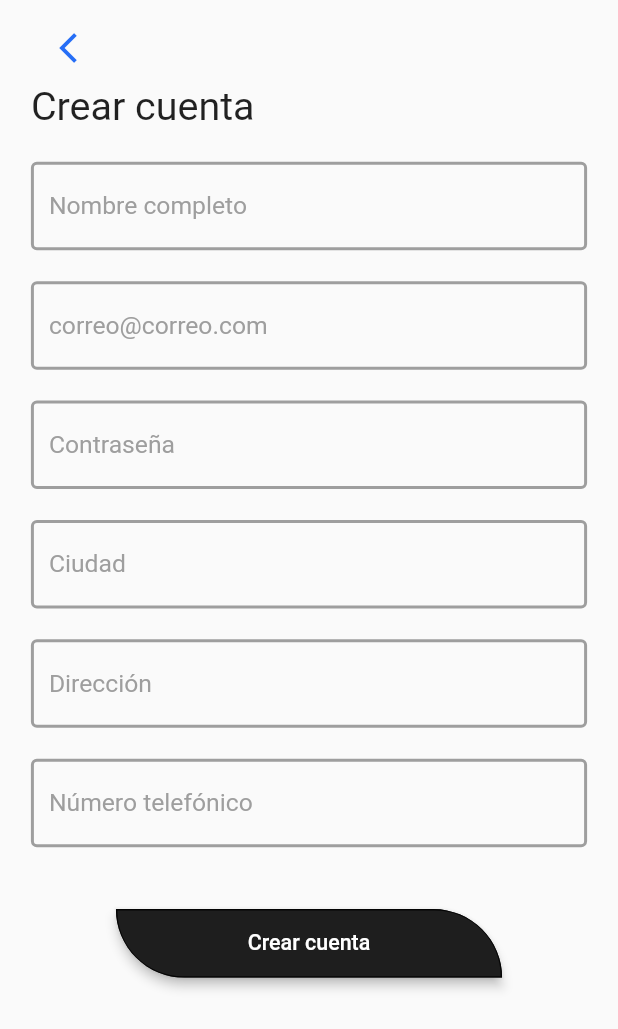
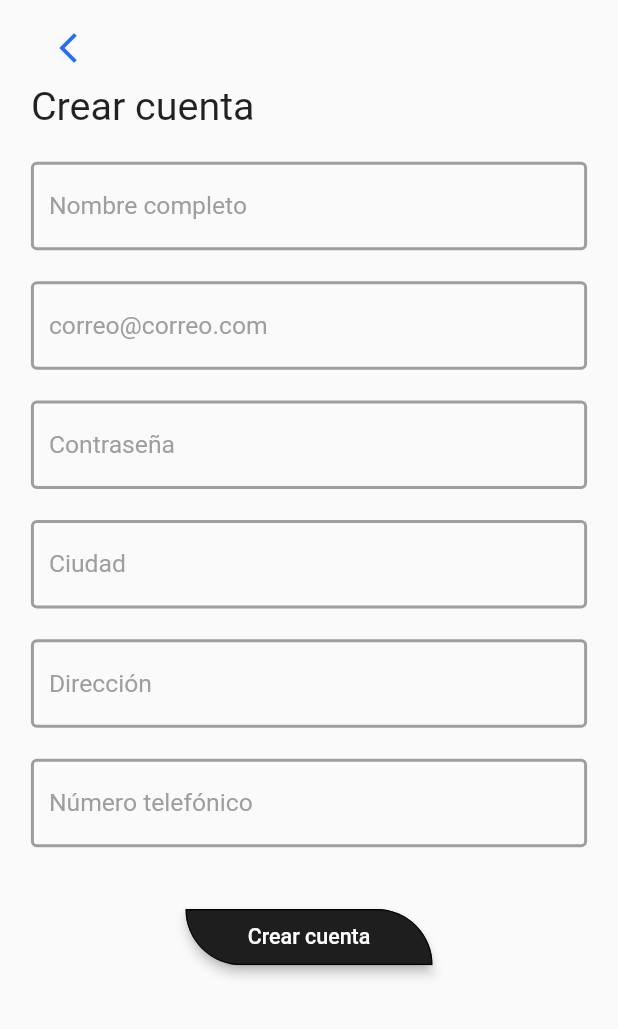
Before and after one commit to mdmt1998/Donapp, a Flutter app: the screen it shows after launch, after a tap on "Crear cuenta", on a phone screen of 412 x 824 dp. Shown: the top 1029 px of the screen. Run offline on Flutter 3.47's test engine with Material 2 defaults, Android fonts, the phone set to English and light mode, and no system bars; our stand-ins replace hidden_drawer_menu, transparent_image.

Commit message:
pantallas para login

```diff
--- a/lib/pages/auth/loginPage.dart
+++ b/lib/pages/auth/loginPage.dart
@@ -1,6 +1,8 @@
 import 'package:flutter/material.dart';
 
 import '../../widgets/buttonWidget.dart';
+import '../../widgets/hiddenDrawerMenu.dart';
+import '../../widgets/textFormFieldWidget.dart';
 import 'registerPage.dart';
 
 class LoginPage extends StatefulWidget {
@@ -9,10 +11,89 @@ class LoginPage extends StatefulWidget {
 }
 
 class _LoginPageState extends State<LoginPage> {
+  final _formKey = GlobalKey<FormState>();
+
+  TextEditingController _emailController;
+  TextEditingController _passwordController;
+
+  bool autoValidate = false;
+
+  // _validateInputs() {
+  //   final form = _formKey.currentState;
+  //   if (form.validate()) {
+  //     form.save();
+  //   } else {
+  //     setState(() {
+  //       autoValidate = true;
+  //     });
+  //   }
+  // }
+
+  @override
+  void initState() {
+    super.initState();
+    _emailController = TextEditingController();
+    _passwordController = TextEditingController();
+  }
+
+  @override
+  void dispose() {
+    _emailController.dispose();
+    _passwordController.dispose();
+    super.dispose();
+  }
+
   @override
   Widget build(BuildContext context) {
     final _screenSizeWidth = MediaQuery.of(context).size.width;
     final _fontScaling = MediaQuery.of(context).textScaleFactor;
+
+    Widget _titleText() => Container(
+          alignment: Alignment.centerLeft,
+          child: Text(
+            'Bienvenido',
+            style: TextStyle(fontSize: _fontScaling / 0.038),
+          ),
+        );
+
+    Widget _loginFields() => Form(
+          key: _formKey,
+          child: Column(children: [
+            TextFormFieldWidget(
+              hintText: 'correo@correo.com',
+              controller: _emailController,
+              autoValidateMode: AutovalidateMode.always,
+              textInputType: TextInputType.emailAddress,
+            ),
+            SizedBox(height: _screenSizeWidth / 20),
+            TextFormFieldWidget(
+                hintText: 'Contraseña',
+                controller: _passwordController,
+                textInputType: TextInputType.text),
+          ]),
+        );
+
+    Widget _createAccount() => Container(
+          alignment: Alignment.centerRight,
+          child: FlatButton(
+            child: Text('Crear cuenta'),
+            onPressed: () {
+              Navigator.push(context,
+                  MaterialPageRoute(builder: (context) => RegisterPage()));
+            },
+          ),
+        );
+
+    Widget _loginButton() => ButtonWidget(
+          buttonText: 'Iniciar sesión',
+          height: _screenSizeWidth / 11,
+          width: _screenSizeWidth / 2.5,
+          elevation: 2,
+          onPressed: () {
+            Navigator.push(context,
+                MaterialPageRoute(builder: (context) => HiddenDrowerMenu()));
+          },
+        );
 
     /**
      *
@@ -28,55 +109,28 @@ class _LoginPageState extends State<LoginPage> {
             mainAxisAlignment: MainAxisAlignment.end,
             children: [
               Container(
-                height: _screenSizeWidth / 1.1,
+                height: _screenSizeWidth / 1.13,
                 decoration: BoxDecoration(
                     color: Colors.white,
                     borderRadius: BorderRadius.only(
                         topRight: Radius.circular(_screenSizeWidth / 10),
                         topLeft: Radius.circular(_screenSizeWidth / 10))),
                 child: Padding(
-                  padding: const EdgeInsets.all(32.0),
+                  padding: EdgeInsets.only(
+                      left: _screenSizeWidth / 15,
+                      top: _screenSizeWidth / 15,
+                      right: _screenSizeWidth / 15),
                   child: Stack(
                     children: [
                       Column(
                         children: [
-                          Row(children: [
-                            IconButton(
-                                icon: Icon(
-                                  Icons.arrow_back_ios,
-                                  color: Theme.of(context).primaryColor,
-                                  size: _screenSizeWidth / 12,
-                                ),
-                                onPressed: () {
-                                  print('hola');
-                                })
-                          ]),
+                          _titleText(),
                           SizedBox(height: _screenSizeWidth / 15),
-                          Container(
-                              alignment: Alignment.centerLeft,
-                              child: Text(
-                                'Bienvenido',
-                                style:
-                                    TextStyle(fontSize: _fontScaling / 0.038),
-                              )),
-                          SizedBox(height: _screenSizeWidth / 3.7),
-                          ButtonWidget(
-                            buttonText: 'Iniciar sesión',
-                            height: _screenSizeWidth / 11,
-                            width: _screenSizeWidth / 2.5,
-                            elevation: 2,
-                            onPressed: null,
-                          ),
-                          SizedBox(height: _screenSizeWidth / 100),
-                          FlatButton(
-                            child: Text('Crear cuenta'),
-                            onPressed: () {
-                              Navigator.push(
-                                  context,
-                                  MaterialPageRoute(
-                                      builder: (context) => RegisterPage()));
-                            },
-                          )
+                          _loginFields(),
+                          _createAccount(),
+                          SizedBox(height: _screenSizeWidth / 50),
+                          _loginButton(),
+                          SizedBox(height: _screenSizeWidth / 900),
                         ],
                       )
                     ],
--- a/lib/pages/auth/registerPage.dart
+++ b/lib/pages/auth/registerPage.dart
@@ -10,22 +10,35 @@ class RegisterPage extends StatefulWidget {
 }
 
 class _RegisterPageState extends State<RegisterPage> {
-  TextEditingController _emailController = TextEditingController();
-  TextEditingController _passwordController = TextEditingController();
-  TextEditingController _addressController = TextEditingController();
-  TextEditingController _phoneController = TextEditingController();
-  TextEditingController _nameController = TextEditingController();
-  TextEditingController _cityController = TextEditingController();
+  final _formKey = GlobalKey<FormState>();
+
+  TextEditingController _emailController;
+  TextEditingController _passwordController;
+  TextEditingController _addressController;
+  TextEditingController _phoneController;
+  TextEditingController _nameController;
+  TextEditingController _cityController;
+
+  @override
+  void initState() {
+    super.initState();
+    _emailController = TextEditingController();
+    _passwordController = TextEditingController();
+    _addressController = TextEditingController();
+    _phoneController = TextEditingController();
+    _nameController = TextEditingController();
+    _cityController = TextEditingController();
+  }
 
   @override
   void dispose() {
-    super.dispose();
     _emailController.dispose();
     _passwordController.dispose();
     _phoneController.dispose();
     _addressController.dispose();
     _nameController.dispose();
     _cityController.dispose();
+    super.dispose();
   }
 
   @override
@@ -33,39 +46,18 @@ class _RegisterPageState extends State<RegisterPage> {
     final _screenSizeWidth = MediaQuery.of(context).size.width;
     final _fontScaling = MediaQuery.of(context).textScaleFactor;
 
-    return Container(
-      color: Colors.white,
-      child: SafeArea(
-        bottom: false,
-        child: Scaffold(
-          body: Padding(
-            padding: EdgeInsets.symmetric(
-              horizontal: _screenSizeWidth / 20,
-            ),
-            child: SingleChildScrollView(
-                child: Column(
-              children: [
-                Row(children: [
-                  Padding(
-                      padding: EdgeInsets.only(
-                          left: _screenSizeWidth / 60,
-                          top: _screenSizeWidth / 50),
-                      child: IconButton(
-                          icon: Icon(
-                            Icons.arrow_back_ios,
-                            color: Theme.of(context).primaryColor,
-                          ),
-                          onPressed: () {
-                            Navigator.pop(context);
-                          }))
-                ]),
-                Container(
+    Widget _titleText() => Container(
           alignment: Alignment.centerLeft,
           child: Text(
             'Crear cuenta',
             style: TextStyle(fontSize: _fontScaling / 0.038),
-                    )),
-                SizedBox(height: _screenSizeWidth / 20),
+          ),
+        );
+
+    Widget _registerFields() => Form(
+          key: _formKey,
+          child: Column(
+            children: [
               TextFormFieldWidget(
                 hintText: 'Nombre completo',
                 controller: _nameController,
@@ -98,20 +90,56 @@ class _RegisterPageState extends State<RegisterPage> {
               TextFormFieldWidget(
                   hintText: 'Número telefónico',
                   controller: _phoneController,
-                  textInputType: TextInputType.phone,
+                  textInputType: TextInputType.phone)
+            ],
           ),
-                SizedBox(height: _screenSizeWidth / 10),
-                ButtonWidget(
+        );
+
+    Widget _registerButton() => ButtonWidget(
           buttonText: 'Crear cuenta',
           elevation: 3,
+          height: _screenSizeWidth / 11,
+          width: _screenSizeWidth / 2.5,
           onPressed: () {
-                    Navigator.push(
-                        context,
-                        MaterialPageRoute(
-                          builder: (context) => HiddenDrowerMenu(),
-                        ));
+            Navigator.push(context,
+                MaterialPageRoute(builder: (context) => HiddenDrowerMenu()));
           },
+        );
+
+    /**
+     *
+     */
+    return Container(
+      color: Colors.white,
+      child: SafeArea(
+        bottom: false,
+        child: Scaffold(
+          body: Padding(
+            padding: EdgeInsets.symmetric(
+              horizontal: _screenSizeWidth / 20,
             ),
+            child: SingleChildScrollView(
+                child: Column(
+              children: [
+                Row(children: [
+                  Padding(
+                      padding: EdgeInsets.only(
+                          left: _screenSizeWidth / 60,
+                          top: _screenSizeWidth / 50),
+                      child: IconButton(
+                          icon: Icon(
+                            Icons.arrow_back_ios,
+                            color: Theme.of(context).primaryColor,
+                          ),
+                          onPressed: () {
+                            Navigator.pop(context);
+                          }))
+                ]),
+                _titleText(),
+                SizedBox(height: _screenSizeWidth / 20),
+                _registerFields(),
+                SizedBox(height: _screenSizeWidth / 10),
+                _registerButton(),
                 SizedBox(height: _screenSizeWidth / 5),
               ],
             )),
--- a/lib/widgets/textFormFieldWidget.dart
+++ b/lib/widgets/textFormFieldWidget.dart
@@ -14,7 +14,7 @@ class TextFormFieldWidget extends StatefulWidget {
   final double fontSizeLabel;
   final double fontSizeHint;
   final bool obscureText;
-  final bool autoValidate;
+  final AutovalidateMode autoValidateMode;
   final TextInputType textInputType;
   final TextInputAction textInputAction;
   final TextCapitalization textCapitalization;
@@ -44,7 +44,7 @@ class TextFormFieldWidget extends StatefulWidget {
       this.fontSizeHint,
       this.validator,
       this.initialValue,
-      this.autoValidate,
+      this.autoValidateMode,
       this.onChanged,
       this.onSaved,
       this.helperText,
@@ -79,7 +79,7 @@ class _TextFormFieldWidgetState extends State<TextFormFieldWidget> {
       obscureText: widget.obscureText ?? false,
       readOnly: widget.readOnly ?? false,
       validator: widget.validator,
-      // autovalidate: widget.autoValidate ?? false,
+      autovalidateMode: widget.autoValidateMode,
       initialValue: widget.initialValue,
       onChanged: widget.onChanged,
       onSaved: widget.onSaved,
```
Lines whose indentation alone changed are shown as unchanged.
